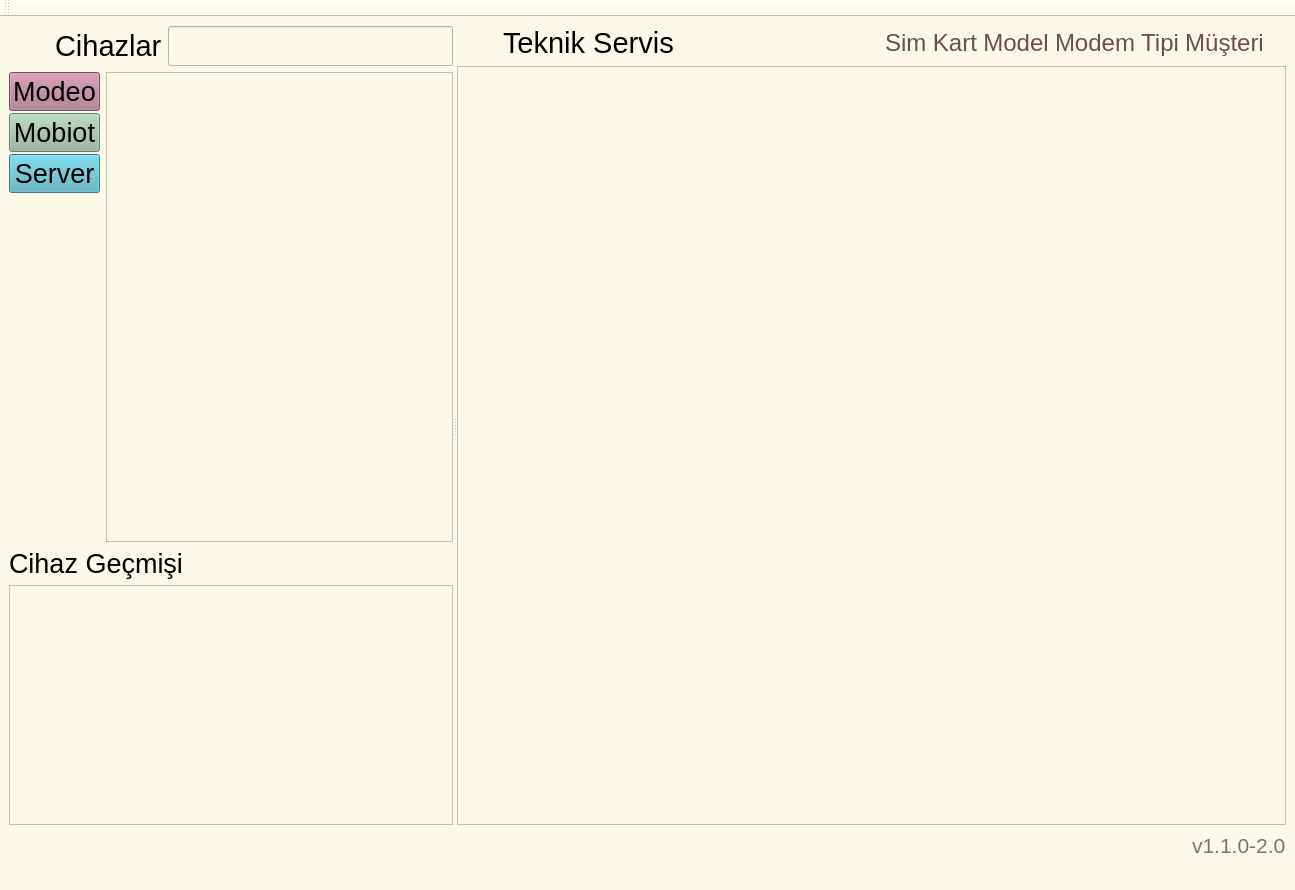
Qt form src/mainwindow.ui (yunusemrecinar/QT5-cihaz-kimlik-teknik-servis) before a commit.
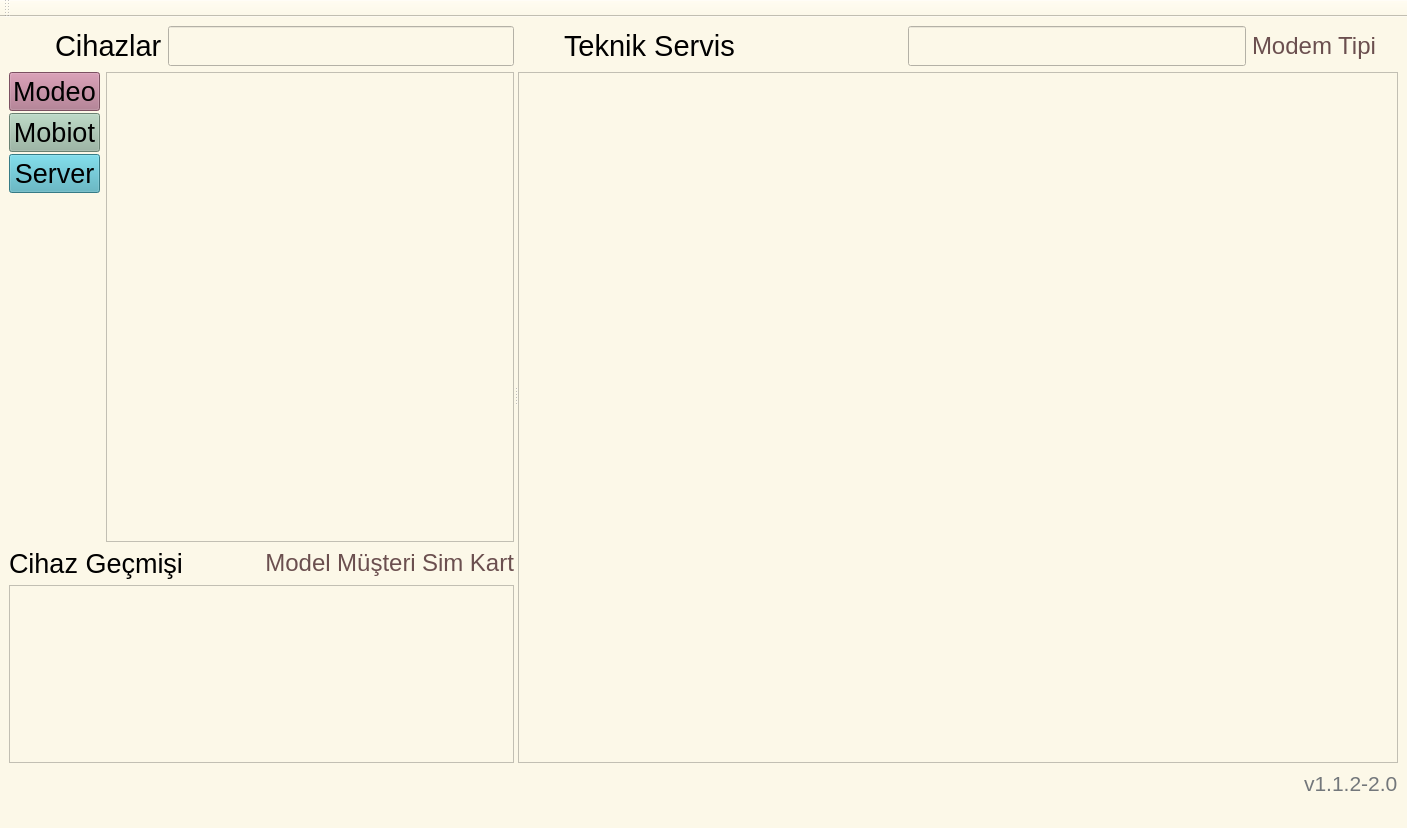
The same form after that commit. Icons and pictures are not drawn.

Commit message: Service filter

The edit to the form file:
```diff
--- a/src/mainwindow.ui
+++ b/src/mainwindow.ui
@@ -9,8 +9,8 @@
    <rect>
     <x>0</x>
     <y>0</y>
-    <width>1295</width>
-    <height>890</height>
+    <width>1407</width>
+    <height>828</height>
    </rect>
   </property>
   <property name="palette">
@@ -455,6 +455,114 @@
               </property>
              </widget>
             </item>
+            <item>
+             <widget class="QPushButton" name="pushButton_Model">
+              <property name="sizePolicy">
+               <sizepolicy hsizetype="Fixed" vsizetype="Preferred">
+                <horstretch>0</horstretch>
+                <verstretch>0</verstretch>
+               </sizepolicy>
+              </property>
+              <property name="maximumSize">
+               <size>
+                <width>16777215</width>
+                <height>30</height>
+               </size>
+              </property>
+              <property name="font">
+               <font>
+                <pointsize>18</pointsize>
+                <italic>false</italic>
+               </font>
+              </property>
+              <property name="styleSheet">
+               <string notr="true">#pushButton_Model{
+border: 1px;
+color: #6B4F4F;
+}
+
+#pushButton_Model:hover {
+border: 1px;
+background-color: #EED6C4;
+}</string>
+              </property>
+              <property name="text">
+               <string>Model</string>
+              </property>
+             </widget>
+            </item>
+            <item>
+             <widget class="QPushButton" name="pushButton">
+              <property name="sizePolicy">
+               <sizepolicy hsizetype="Fixed" vsizetype="Preferred">
+                <horstretch>0</horstretch>
+                <verstretch>0</verstretch>
+               </sizepolicy>
+              </property>
+              <property name="maximumSize">
+               <size>
+                <width>16777215</width>
+                <height>30</height>
+               </size>
+              </property>
+              <property name="font">
+               <font>
+                <pointsize>18</pointsize>
+                <italic>false</italic>
+               </font>
+              </property>
+              <property name="styleSheet">
+               <string notr="true">#pushButton {
+border: 1px;
+color: #6B4F4F;
+}
+
+#pushButton:hover {
+border: 1px;
+background-color: #EED6C4;
+}</string>
+              </property>
+              <property name="text">
+               <string>Müşteri</string>
+              </property>
+             </widget>
+            </item>
+            <item>
+             <widget class="QPushButton" name="pushButton_simKart">
+              <property name="sizePolicy">
+               <sizepolicy hsizetype="Fixed" vsizetype="Preferred">
+                <horstretch>0</horstretch>
+                <verstretch>0</verstretch>
+               </sizepolicy>
+              </property>
+              <property name="maximumSize">
+               <size>
+                <width>16777215</width>
+                <height>30</height>
+               </size>
+              </property>
+              <property name="font">
+               <font>
+                <pointsize>18</pointsize>
+                <italic>false</italic>
+               </font>
+              </property>
+              <property name="styleSheet">
+               <string notr="true">#pushButton_simKart{
+border: 1px;
+color: #6B4F4F;
+}
+
+#pushButton_simKart:hover {
+border: 1px;
+background-color: #EED6C4;
+}</string>
+              </property>
+              <property name="text">
+               <string>Sim Kart</string>
+              </property>
+             </widget>
+            </item>
            </layout>
           </item>
           <item>
@@ -533,74 +641,17 @@
              </widget>
             </item>
             <item>
-             <widget class="QPushButton" name="pushButton_simKart">
-              <property name="sizePolicy">
-               <sizepolicy hsizetype="Fixed" vsizetype="Preferred">
-                <horstretch>0</horstretch>
-                <verstretch>0</verstretch>
-               </sizepolicy>
-              </property>
-              <property name="maximumSize">
+             <widget class="QLineEdit" name="servisLineEdit">
+              <property name="minimumSize">
                <size>
-                <width>16777215</width>
-                <height>30</height>
+                <width>150</width>
+                <height>40</height>
                </size>
               </property>
               <property name="font">
                <font>
-                <pointsize>18</pointsize>
-                <italic>false</italic>
+                <pointsize>20</pointsize>
                </font>
-              </property>
-              <property name="styleSheet">
-               <string notr="true">#pushButton_simKart{
-border: 1px;
-color: #6B4F4F;
-}
-
-#pushButton_simKart:hover {
-border: 1px;
-background-color: #EED6C4;
-}</string>
-              </property>
-              <property name="text">
-               <string>Sim Kart</string>
-              </property>
-             </widget>
-            </item>
-            <item>
-             <widget class="QPushButton" name="pushButton_Model">
-              <property name="sizePolicy">
-               <sizepolicy hsizetype="Fixed" vsizetype="Preferred">
-                <horstretch>0</horstretch>
-                <verstretch>0</verstretch>
-               </sizepolicy>
-              </property>
-              <property name="maximumSize">
-               <size>
-                <width>16777215</width>
-                <height>30</height>
-               </size>
-              </property>
-              <property name="font">
-               <font>
-                <pointsize>18</pointsize>
-                <italic>false</italic>
-               </font>
-              </property>
-              <property name="styleSheet">
-               <string notr="true">#pushButton_Model{
-border: 1px;
-color: #6B4F4F;
-}
-
-#pushButton_Model:hover {
-border: 1px;
-background-color: #EED6C4;
-}</string>
-              </property>
-              <property name="text">
-               <string>Model</string>
               </property>
              </widget>
             </item>
@@ -642,42 +693,6 @@
               </property>
              </widget>
             </item>
-            <item>
-             <widget class="QPushButton" name="pushButton">
-              <property name="sizePolicy">
-               <sizepolicy hsizetype="Fixed" vsizetype="Preferred">
-                <horstretch>0</horstretch>
-                <verstretch>0</verstretch>
-               </sizepolicy>
-              </property>
-              <property name="maximumSize">
-               <size>
-                <width>16777215</width>
-                <height>30</height>
-               </size>
-              </property>
-              <property name="font">
-               <font>
-                <pointsize>18</pointsize>
-                <italic>false</italic>
-               </font>
-              </property>
-              <property name="styleSheet">
-               <string notr="true">#pushButton {
-border: 1px;
-color: #6B4F4F;
-}
-
-#pushButton:hover {
-border: 1px;
-background-color: #EED6C4;
-}</string>
-              </property>
-              <property name="text">
-               <string>Müşteri</string>
-              </property>
-             </widget>
-            </item>
             <item>
              <widget class="QLabel" name="hosgeldin">
               <property name="font">
@@ -760,7 +775,7 @@
 }</string>
           </property>
           <property name="text">
-           <string>v1.1.0-2.0</string>
+           <string>v1.1.2-2.0</string>
           </property>
          </widget>
         </item>
```
Left out of the diff: 2 changed lines with no effect on the pictures. The commit also changes 2 other files.
